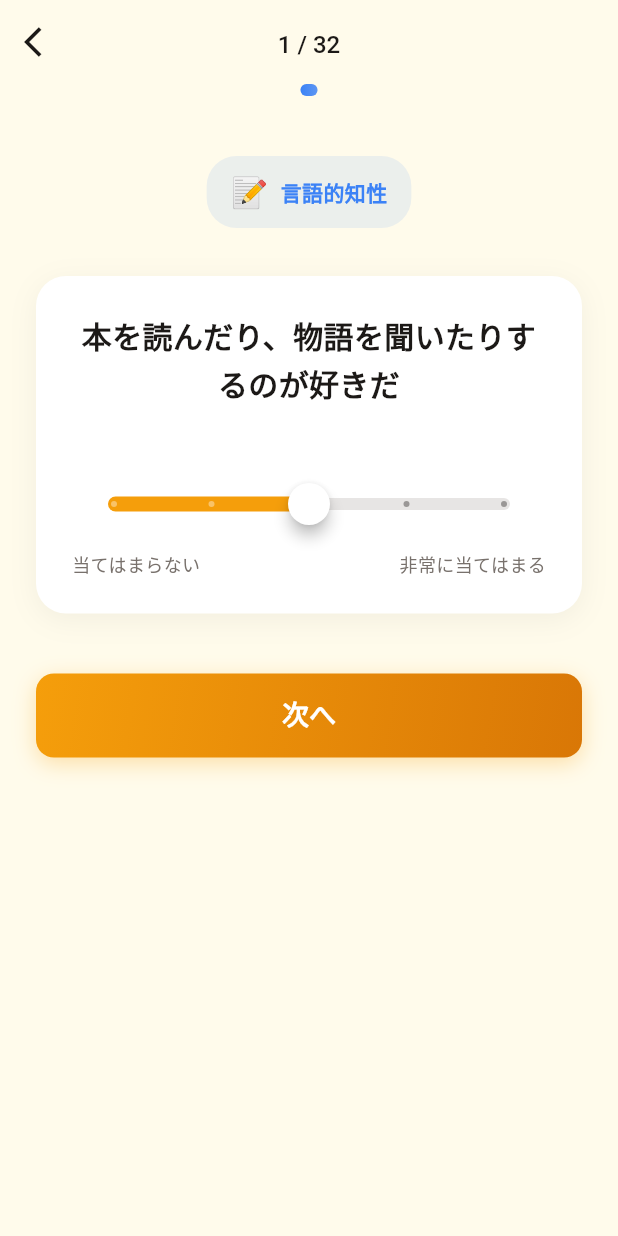
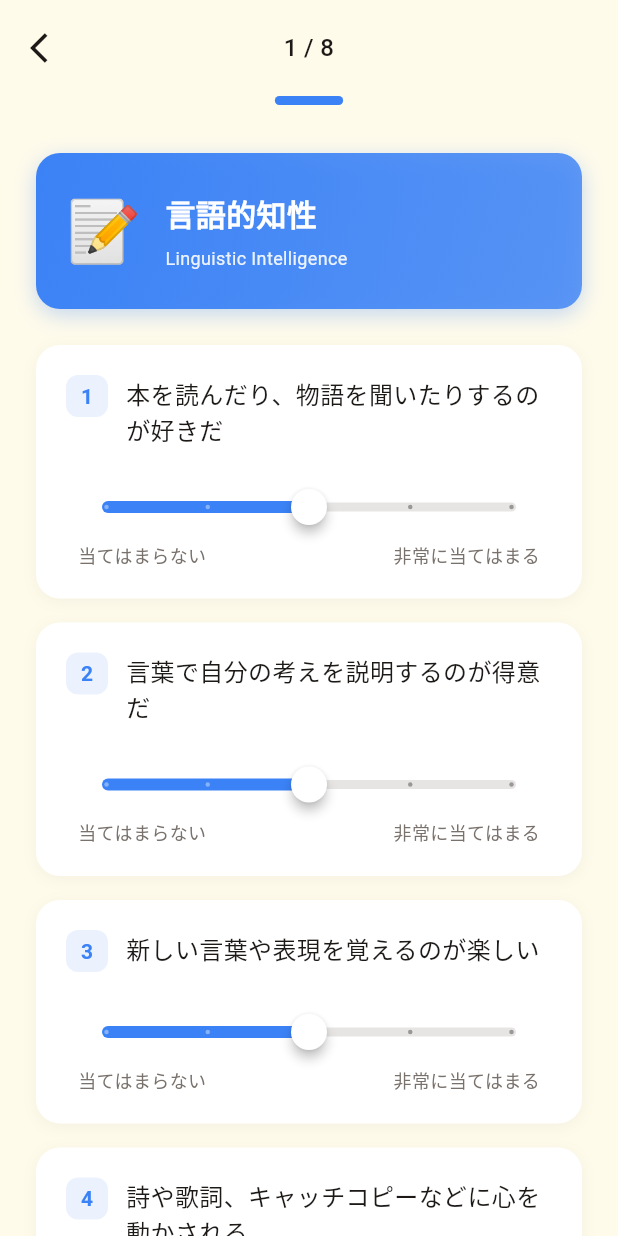
Before and after one commit to aiseed-dev/timej, a Flutter app: the screen it shows after launch, after a tap on an icon or button, on a phone screen of 412 x 824 dp. Run offline on Flutter 3.47's test engine with Material 3 defaults, Android fonts, the phone set to English and light mode, and no system bars.

Commit message:
クイズ画面を4問1画面×8知性に改善
- 32問1問ずつ → 4問1画面 × 8知性（8画面）に変更
- 各知性ごとにヘッダーで何を測定しているか明示
- 知性ごとのカラーテーマを適用
- ナビゲーションを「次の知性へ」に変更

```diff
--- a/frontend/spark/lib/screens/quiz_screen.dart
+++ b/frontend/spark/lib/screens/quiz_screen.dart
@@ -6,7 +6,7 @@ import '../data/intelligences_data.dart';
 import '../models/intelligence.dart';
 import 'result_screen.dart';
 
-/// クイズ画面
+/// クイズ画面（知性ごとに4問表示）
 class QuizScreen extends StatefulWidget {
   const QuizScreen({super.key});
 
@@ -15,71 +15,90 @@ class QuizScreen extends StatefulWidget {
 }
 
 class _QuizScreenState extends State<QuizScreen> {
-  int _currentIndex = 0;
-  final Map<int, int> _answers = {};
+  int _currentIntelligenceIndex = 0;
+  final Map<String, List<int>> _answers = {};
 
-  Question get _currentQuestion => questions[_currentIndex];
-  int get _totalQuestions => questions.length;
-  double get _progress => (_currentIndex + 1) / _totalQuestions;
+  Intelligence get _currentIntelligence =>
+      intelligences[_currentIntelligenceIndex];
+
+  List<Question> get _currentQuestions =>
+      questions.where((q) => q.intelligenceId == _currentIntelligence.id).toList();
+
+  int get _totalIntelligences => intelligences.length;
+  double get _progress => (_currentIntelligenceIndex + 1) / _totalIntelligences;
+
+  @override
+  void initState() {
+    super.initState();
+    // 各知性のスコアを初期化
+    for (final intel in intelligences) {
+      _answers[intel.id] = List.filled(4, 2); // デフォルト値2
+    }
+  }
 
   @override
   Widget build(BuildContext context) {
-    final intelligence = getIntelligenceById(_currentQuestion.intelligenceId);
-    final color = AppColors.getIntelligenceColor(_currentQuestion.intelligenceId);
+    final color = AppColors.getIntelligenceColor(_currentIntelligence.id);
 
     return Scaffold(
-      appBar: AppBar(
-        leading: IconButton(
-          icon: const Icon(Icons.arrow_back_ios),
-          onPressed: () => _handleBack(),
-        ),
-        title: Text(
-          '${_currentIndex + 1} / $_totalQuestions',
-          style: AppTextStyles.titleMedium,
-        ),
-      ),
       body: SafeArea(
         child: Column(
           children: [
+            // ヘッダー
+            _Header(
+              currentIndex: _currentIntelligenceIndex,
+              total: _totalIntelligences,
+              onBack: _handleBack,
+            ),
+
             // プログレスバー
             _ProgressBar(progress: _progress, color: color),
 
+            // コンテンツ
             Expanded(
               child: SingleChildScrollView(
                 padding: const EdgeInsets.all(24),
                 child: Column(
                   children: [
-                    const SizedBox(height: 16),
+                    const SizedBox(height: 8),
 
-                    // カテゴリ表示
-                    _CategoryBadge(
-                      icon: intelligence.icon,
-                      name: intelligence.name,
+                    // 知性ヘッダー
+                    _IntelligenceHeader(
+                      intelligence: _currentIntelligence,
                       color: color,
                     ),
 
-                    const SizedBox(height: 32),
+                    const SizedBox(height: 24),
 
-                    // 質問カード
-                    _QuestionCard(
-                      question: _currentQuestion.text,
-                      value: _answers[_currentIndex] ?? 2,
+                    // 4つの質問
+                    ..._currentQuestions.asMap().entries.map((entry) {
+                      final index = entry.key;
+                      final question = entry.value;
+                      return _QuestionItem(
+                        index: index + 1,
+                        question: question.text,
+                        value: _answers[_currentIntelligence.id]![index],
+                        color: color,
                         onChanged: (value) {
                           setState(() {
-                          _answers[_currentIndex] = value;
+                            _answers[_currentIntelligence.id]![index] = value;
                           });
                         },
-                    ),
+                      );
+                    }),
 
-                    const SizedBox(height: 40),
+                    const SizedBox(height: 32),
 
                     // ナビゲーションボタン
                     _NavigationButtons(
-                      isFirst: _currentIndex == 0,
-                      isLast: _currentIndex == _totalQuestions - 1,
+                      isFirst: _currentIntelligenceIndex == 0,
+                      isLast: _currentIntelligenceIndex == _totalIntelligences - 1,
+                      color: color,
                       onPrevious: _handlePrevious,
                       onNext: _handleNext,
                     ),
+
+                    const SizedBox(height: 24),
                   ],
                 ),
               ),
@@ -91,34 +110,29 @@ class _QuizScreenState extends State<QuizScreen> {
   }
 
   void _handleBack() {
-    if (_currentIndex > 0) {
-      setState(() => _currentIndex--);
+    if (_currentIntelligenceIndex > 0) {
+      setState(() => _currentIntelligenceIndex--);
     } else {
       Navigator.of(context).pop();
     }
   }
 
   void _handlePrevious() {
-    if (_currentIndex > 0) {
-      setState(() => _currentIndex--);
+    if (_currentIntelligenceIndex > 0) {
+      setState(() => _currentIntelligenceIndex--);
     }
   }
 
   void _handleNext() {
-    // 現在の質問に回答がなければデフォルト値を設定
-    _answers.putIfAbsent(_currentIndex, () => 2);
-
-    if (_currentIndex < _totalQuestions - 1) {
-      setState(() => _currentIndex++);
+    if (_currentIntelligenceIndex < _totalIntelligences - 1) {
+      setState(() => _currentIntelligenceIndex++);
     } else {
       _showResults();
     }
   }
 
   void _showResults() {
-    // スコア計算
     final scores = _calculateScores();
-
     Navigator.of(context).pushReplacement(
       MaterialPageRoute(
         builder: (_) => ResultScreen(scores: scores),
@@ -127,23 +141,53 @@ class _QuizScreenState extends State<QuizScreen> {
   }
 
   Map<String, double> _calculateScores() {
-    final scoresByIntelligence = <String, List<int>>{};
+    final normalizedScores = <String, double>{};
 
-    // 知性ごとにスコアを集計
-    for (var i = 0; i < questions.length; i++) {
-      final intelligenceId = questions[i].intelligenceId;
-      final score = _answers[i] ?? 2;
-      scoresByIntelligence.putIfAbsent(intelligenceId, () => []).add(score);
-    }
-
-    // 平均を計算して正規化（0-100%）
-    final normalizedScores = <String, double>{};
-    for (final entry in scoresByIntelligence.entries) {
-      final average = entry.value.reduce((a, b) => a + b) / entry.value.length;
-      normalizedScores[entry.key] = (average / 4) * 100;
+    for (final entry in _answers.entries) {
+      final intelligenceId = entry.key;
+      final scores = entry.value;
+      final total = scores.reduce((a, b) => a + b);
+      // 16点満点を100%に正規化
+      normalizedScores[intelligenceId] = (total / 16) * 100;
     }
 
     return normalizedScores;
+  }
+}
+
+/// ヘッダー
+class _Header extends StatelessWidget {
+  final int currentIndex;
+  final int total;
+  final VoidCallback onBack;
+
+  const _Header({
+    required this.currentIndex,
+    required this.total,
+    required this.onBack,
+  });
+
+  @override
+  Widget build(BuildContext context) {
+    return Padding(
+      padding: const EdgeInsets.symmetric(horizontal: 8, vertical: 8),
+      child: Row(
+        children: [
+          IconButton(
+            icon: const Icon(Icons.arrow_back_ios),
+            onPressed: onBack,
+          ),
+          Expanded(
+            child: Text(
+              '${currentIndex + 1} / $total',
+              style: AppTextStyles.titleMedium,
+              textAlign: TextAlign.center,
+            ),
+          ),
+          const SizedBox(width: 48), // バランス用
+        ],
+      ),
+    );
   }
 }
 
@@ -160,21 +204,19 @@ class _ProgressBar extends StatelessWidget {
   @override
   Widget build(BuildContext context) {
     return Container(
-      height: 8,
+      height: 6,
       margin: const EdgeInsets.symmetric(horizontal: 24),
       decoration: BoxDecoration(
         color: AppColors.divider,
-        borderRadius: BorderRadius.circular(4),
+        borderRadius: BorderRadius.circular(3),
       ),
       child: FractionallySizedBox(
         alignment: Alignment.centerLeft,
         widthFactor: progress,
         child: Container(
           decoration: BoxDecoration(
-            gradient: LinearGradient(
-              colors: [color, color.withOpacity(0.8)],
-            ),
-            borderRadius: BorderRadius.circular(4),
+            color: color,
+            borderRadius: BorderRadius.circular(3),
           ),
         ),
       ),
@@ -182,37 +224,63 @@ class _ProgressBar extends StatelessWidget {
   }
 }
 
-/// カテゴリバッジ
-class _CategoryBadge extends StatelessWidget {
-  final String icon;
-  final String name;
+/// 知性ヘッダー
+class _IntelligenceHeader extends StatelessWidget {
+  final Intelligence intelligence;
   final Color color;
 
-  const _CategoryBadge({
-    required this.icon,
-    required this.name,
+  const _IntelligenceHeader({
+    required this.intelligence,
     required this.color,
   });
 
   @override
   Widget build(BuildContext context) {
     return Container(
-      padding: const EdgeInsets.symmetric(horizontal: 16, vertical: 8),
+      padding: const EdgeInsets.all(20),
       decoration: BoxDecoration(
-        color: color.withOpacity(0.1),
-        borderRadius: BorderRadius.circular(20),
+        gradient: LinearGradient(
+          colors: [color, color.withOpacity(0.8)],
+          begin: Alignment.topLeft,
+          end: Alignment.bottomRight,
+        ),
+        borderRadius: BorderRadius.circular(16),
+        boxShadow: [
+          BoxShadow(
+            color: color.withOpacity(0.3),
+            blurRadius: 12,
+            offset: const Offset(0, 4),
+          ),
+        ],
       ),
       child: Row(
-        mainAxisSize: MainAxisSize.min,
         children: [
-          Text(icon, style: const TextStyle(fontSize: 20)),
-          const SizedBox(width: 8),
           Text(
-            name,
+            intelligence.icon,
+            style: const TextStyle(fontSize: 40),
+          ),
+          const SizedBox(width: 16),
+          Expanded(
+            child: Column(
+              crossAxisAlignment: CrossAxisAlignment.start,
+              children: [
+                Text(
+                  intelligence.name,
+                  style: const TextStyle(
+                    color: Colors.white,
+                    fontSize: 20,
+                    fontWeight: FontWeight.bold,
+                  ),
+                ),
+                const SizedBox(height: 4),
+                Text(
+                  intelligence.englishName,
                   style: TextStyle(
-              fontSize: 14,
-              fontWeight: FontWeight.w600,
-              color: color,
+                    color: Colors.white.withOpacity(0.9),
+                    fontSize: 12,
+                  ),
+                ),
+              ],
             ),
           ),
         ],
@@ -221,58 +289,89 @@ class _CategoryBadge extends StatelessWidget {
   }
 }
 
-/// 質問カード
-class _QuestionCard extends StatelessWidget {
+/// 質問アイテム
+class _QuestionItem extends StatelessWidget {
+  final int index;
   final String question;
   final int value;
+  final Color color;
   final ValueChanged<int> onChanged;
 
-  const _QuestionCard({
+  const _QuestionItem({
+    required this.index,
     required this.question,
     required this.value,
+    required this.color,
     required this.onChanged,
   });
 
   @override
   Widget build(BuildContext context) {
     return Container(
-      padding: const EdgeInsets.all(24),
+      margin: const EdgeInsets.only(bottom: 16),
+      padding: const EdgeInsets.all(20),
       decoration: BoxDecoration(
         color: AppColors.surface,
-        borderRadius: BorderRadius.circular(20),
+        borderRadius: BorderRadius.circular(16),
         boxShadow: [
           BoxShadow(
-            color: Colors.black.withOpacity(0.05),
-            blurRadius: 16,
-            offset: const Offset(0, 4),
+            color: Colors.black.withOpacity(0.04),
+            blurRadius: 8,
+            offset: const Offset(0, 2),
           ),
         ],
       ),
       child: Column(
+        crossAxisAlignment: CrossAxisAlignment.start,
         children: [
-          // 質問テキスト
-          Text(
+          // 質問番号と質問文
+          Row(
+            crossAxisAlignment: CrossAxisAlignment.start,
+            children: [
+              Container(
+                width: 28,
+                height: 28,
+                decoration: BoxDecoration(
+                  color: color.withOpacity(0.1),
+                  borderRadius: BorderRadius.circular(8),
+                ),
+                child: Center(
+                  child: Text(
+                    '$index',
+                    style: TextStyle(
+                      color: color,
+                      fontWeight: FontWeight.bold,
+                      fontSize: 14,
+                    ),
+                  ),
+                ),
+              ),
+              const SizedBox(width: 12),
+              Expanded(
+                child: Text(
                   question,
-            style: AppTextStyles.titleLarge.copyWith(
-              height: 1.6,
+                  style: AppTextStyles.bodyLarge.copyWith(
+                    height: 1.5,
                   ),
-            textAlign: TextAlign.center,
+                ),
+              ),
+            ],
           ),
 
-          const SizedBox(height: 40),
+          const SizedBox(height: 16),
 
           // スライダー
           SliderTheme(
             data: SliderTheme.of(context).copyWith(
-              activeTrackColor: AppColors.primary,
+              activeTrackColor: color,
               inactiveTrackColor: AppColors.divider,
               thumbColor: Colors.white,
-              overlayColor: AppColors.primary.withOpacity(0.1),
+              overlayColor: color.withOpacity(0.1),
               thumbShape: const RoundSliderThumbShape(
-                enabledThumbRadius: 14,
-                elevation: 4,
+                enabledThumbRadius: 12,
+                elevation: 3,
               ),
-              trackHeight: 8,
+              trackHeight: 6,
             ),
             child: Slider(
               value: value.toDouble(),
@@ -283,21 +382,16 @@ class _QuestionCard extends StatelessWidget {
             ),
           ),
 
-          const SizedBox(height: 8),
-
           // ラベル
-          Row(
+          Padding(
+            padding: const EdgeInsets.symmetric(horizontal: 8),
+            child: Row(
               mainAxisAlignment: MainAxisAlignment.spaceBetween,
               children: [
-              Text(
-                '当てはまらない',
-                style: AppTextStyles.label,
+                Text('当てはまらない', style: AppTextStyles.label),
+                Text('非常に当てはまる', style: AppTextStyles.label),
+              ],
             ),
-              Text(
-                '非常に当てはまる',
-                style: AppTextStyles.label,
-              ),
-            ],
           ),
         ],
       ),
@@ -309,12 +403,14 @@ class _QuestionCard extends StatelessWidget {
 class _NavigationButtons extends StatelessWidget {
   final bool isFirst;
   final bool isLast;
+  final Color color;
   final VoidCallback onPrevious;
   final VoidCallback onNext;
 
   const _NavigationButtons({
     required this.isFirst,
     required this.isLast,
+    required this.color,
     required this.onPrevious,
     required this.onNext,
   });
@@ -327,7 +423,12 @@ class _NavigationButtons extends StatelessWidget {
           Expanded(
             child: OutlinedButton(
               onPressed: onPrevious,
-              child: const Text('戻る'),
+              style: OutlinedButton.styleFrom(
+                padding: const EdgeInsets.symmetric(vertical: 16),
+                side: BorderSide(color: color, width: 2),
+                foregroundColor: color,
+              ),
+              child: const Text('前へ'),
             ),
           ),
         if (!isFirst) const SizedBox(width: 16),
@@ -336,11 +437,13 @@ class _NavigationButtons extends StatelessWidget {
           child: Container(
             height: 56,
             decoration: BoxDecoration(
-              gradient: AppColors.primaryGradient,
+              gradient: LinearGradient(
+                colors: [color, color.withOpacity(0.8)],
+              ),
               borderRadius: BorderRadius.circular(12),
               boxShadow: [
                 BoxShadow(
-                  color: AppColors.primary.withOpacity(0.3),
+                  color: color.withOpacity(0.3),
                   blurRadius: 12,
                   offset: const Offset(0, 4),
                 ),
@@ -351,8 +454,15 @@ class _NavigationButtons extends StatelessWidget {
               style: ElevatedButton.styleFrom(
                 backgroundColor: Colors.transparent,
                 shadowColor: Colors.transparent,
+                padding: const EdgeInsets.symmetric(vertical: 16),
               ),
-              child: Text(isLast ? '結果を見る' : '次へ'),
+              child: Text(
+                isLast ? '結果を見る' : '次の知性へ',
+                style: const TextStyle(
+                  fontSize: 16,
+                  fontWeight: FontWeight.bold,
+                ),
+              ),
             ),
           ),
         ),
```
Lines whose indentation alone changed are shown as unchanged.
